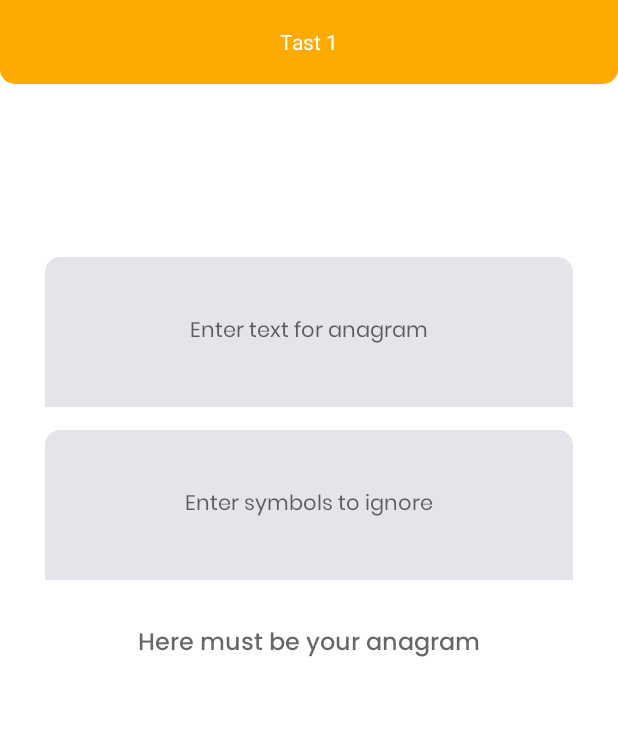
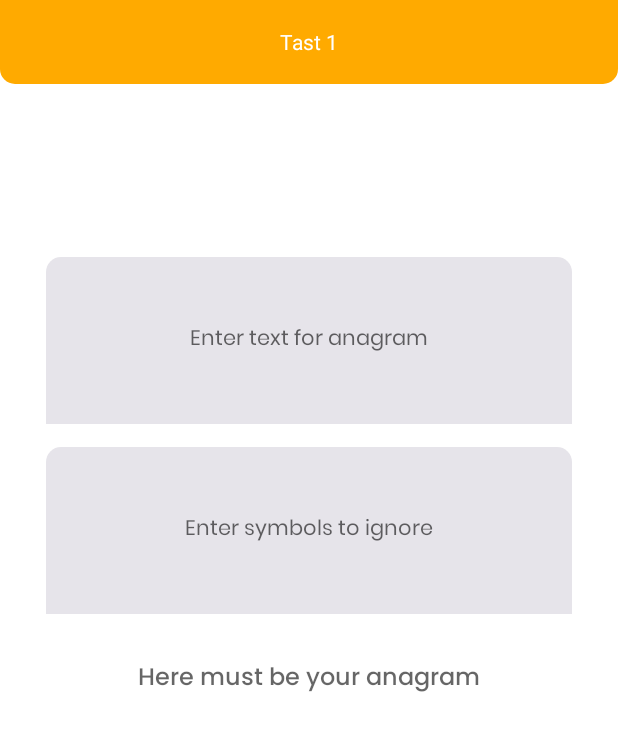
Before and after one commit to tvink28/Anagram, an Android app: the screen it shows after launch (MainActivity), on a phone screen of 412 x 824 dp. Shown: the top 731 px of the screen. Run offline under Robolectric (Android 15) with nearby library versions, the phone set to English and light mode, and no system bars.

Commit message:
Added partially working filter

```diff
--- a/app/src/main/res/layout/activity_main.xml
+++ b/app/src/main/res/layout/activity_main.xml
@@ -25,22 +25,18 @@
             android:layout_gravity="center"
             android:text="@string/app_name"
             android:textColor="@color/white"
-            android:textSize="14sp"
-            tools:ignore="TextContrastCheck"
-            tools:layout_editor_absoluteX="187dp"
-            tools:layout_editor_absoluteY="18dp" />
+            android:textSize="14sp" />
 
     </androidx.appcompat.widget.Toolbar>
 
     <EditText
         android:id="@+id/text_for_anagram"
-        android:layout_width="match_parent"
-        android:layout_height="100dp"
+        android:layout_width="0dp"
+        android:layout_height="0dp"
+        app:layout_constraintHeight_percent="0.135"
         android:layout_below="@+id/toolbar"
-        android:layout_marginHorizontal="30dp"
-        android:layout_marginStart="30dp"
+        app:layout_constraintWidth_percent="0.85"
         android:layout_marginTop="115dp"
-        android:layout_marginEnd="30dp"
         android:background="@drawable/input_bg"
         android:fontFamily="@font/poppins"
         android:gravity="center"
@@ -50,18 +46,16 @@
         android:textSize="14sp"
         app:layout_constraintEnd_toEndOf="parent"
         app:layout_constraintStart_toStartOf="parent"
-        app:layout_constraintTop_toBottomOf="@+id/toolbar"
-        tools:ignore="MissingConstraints" />
+        app:layout_constraintTop_toBottomOf="@+id/toolbar" />
 
     <EditText
         android:id="@+id/filter_anagram"
-        android:layout_width="match_parent"
-        android:layout_height="100dp"
+        android:layout_width="0dp"
+        android:layout_height="0dp"
+        app:layout_constraintHeight_percent="0.135"
         android:layout_below="@+id/text_for_anagram"
-        android:layout_marginHorizontal="30dp"
-        android:layout_marginStart="30dp"
+        app:layout_constraintWidth_percent="0.85"
         android:layout_marginTop="15dp"
-        android:layout_marginEnd="30dp"
         android:background="@drawable/input_bg"
         android:fontFamily="@font/poppins"
         android:gravity="center"
@@ -71,24 +65,23 @@
         android:textSize="14sp"
         app:layout_constraintEnd_toEndOf="parent"
         app:layout_constraintStart_toStartOf="parent"
-        app:layout_constraintTop_toBottomOf="@+id/text_for_anagram"
-        tools:ignore="MissingConstraints" />
+        app:layout_constraintTop_toBottomOf="@+id/text_for_anagram" />
 
     <TextView
         android:id="@+id/text_anagram"
-        android:layout_width="match_parent"
-        android:layout_height="wrap_content"
+        android:layout_width="0dp"
+        android:layout_height="0dp"
+        app:layout_constraintHeight_percent="0.035"
         android:layout_below="@id/filter_anagram"
-        android:layout_marginHorizontal="30dp"
-        android:layout_marginTop="29dp"
+        app:layout_constraintWidth_percent="0.85"
+        android:layout_marginTop="30dp"
         android:fontFamily="@font/poppins_medium"
         android:gravity="center_horizontal"
         android:hint="@string/anagram_result"
         android:textSize="16sp"
         app:layout_constraintEnd_toEndOf="parent"
         app:layout_constraintStart_toStartOf="parent"
-        app:layout_constraintTop_toBottomOf="@+id/filter_anagram"
-        tools:ignore="MissingConstraints" />
+        app:layout_constraintTop_toBottomOf="@+id/filter_anagram" />
 
 
 
```
Also changed, not shown: app/src/main/java/com/example/tast1/MainActivity.java (+8 -3 lines), app/src/main/java/com/example/tast1/Reverse.java (+94 -19 lines).
